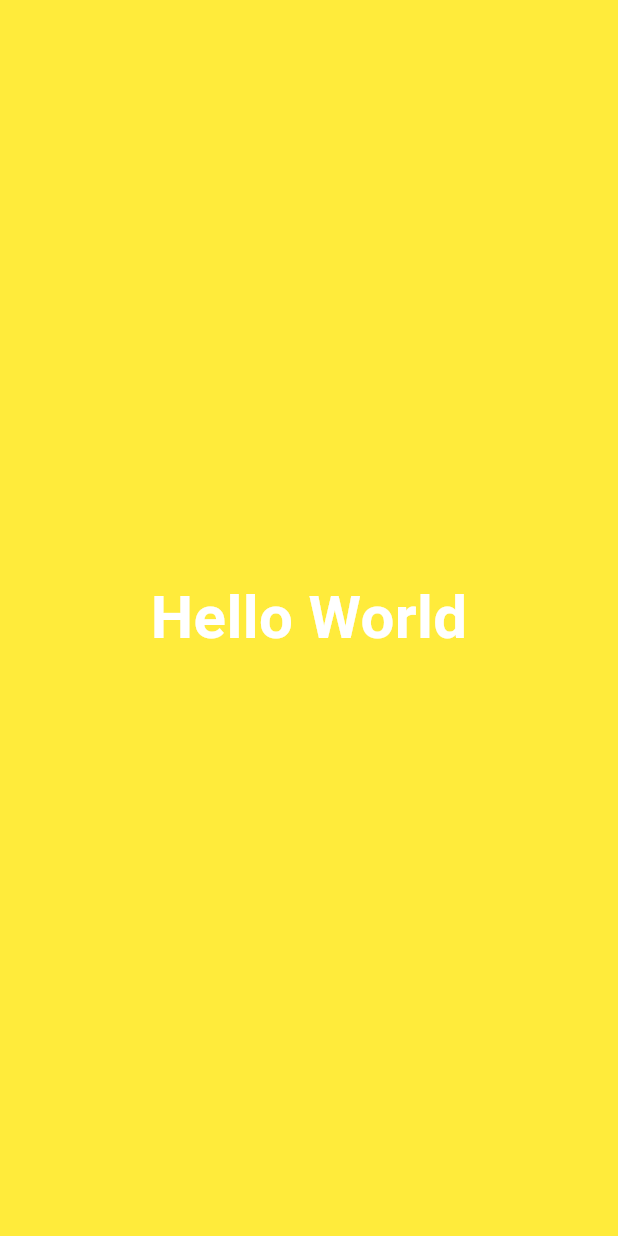
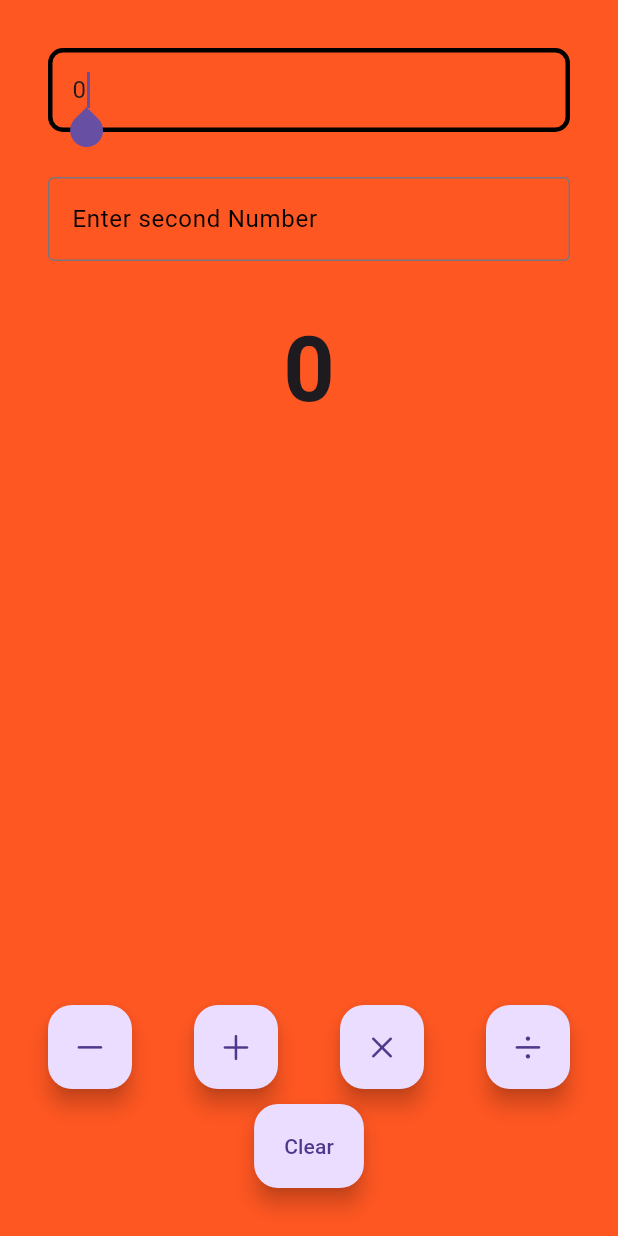
Before and after one commit to gayatrilamichhanegithub/My_App, a Flutter app: the screen it shows after launch, on a phone screen of 412 x 824 dp. Run offline on Flutter 3.47's test engine with Material 3 defaults, Android fonts, the phone set to English and light mode, and no system bars.

Commit message:
Calculator done

```diff
--- a/lib/app/app.dart
+++ b/lib/app/app.dart
@@ -1,11 +1,15 @@
 import 'package:flutter/material.dart';
 import 'package:my_project/views/home_view.dart';
 
-class MYApp extends StatelessWidget {
-  const MYApp({super.key});
+class MyApp extends StatelessWidget {
+  const MyApp({super.key});
 
   @override
   Widget build(BuildContext context) {
-    return MaterialApp(title: "Flutter Learn", home: HomeView());
+    return MaterialApp(
+      title: "Flutter Learn",
+      theme: ThemeData(primarySwatch: Colors.deepOrange),
+      home: HomeView(),
+    );
   }
 }
--- a/lib/main.dart
+++ b/lib/main.dart
@@ -2,5 +2,5 @@ import 'package:flutter/material.dart';
 import 'package:my_project/app/app.dart';
 
 void main() {
-  runApp(MYApp());
+  runApp(MyApp());
 }
--- /dev/null
+++ b/lib/views/calculator_view.dart
@@ -0,0 +1,179 @@
+import 'package:flutter/cupertino.dart';
+import 'package:flutter/material.dart';
+
+class CalculatorView extends StatefulWidget {
+  const CalculatorView({super.key});
+
+  @override
+  State<CalculatorView> createState() => _CalculatorViewState();
+}
+
+class _CalculatorViewState extends State<CalculatorView> {
+  int x = 0;
+  int y = 0;
+  num z = 0;
+
+  final displayOneController = TextEditingController();
+  final displayTwoController = TextEditingController();
+
+  late final AppLifecycleListener _listener;
+
+  @override
+  void initState() {
+    super.initState();
+    displayOneController.text = x.toString();
+    displayOneController.text = y.toString();
+
+    _listener = AppLifecycleListener(
+      onShow: _onShow,
+      onHide: _onHide,
+      onResume: _onResume,
+      onDetach: _onDetach,
+      onInactive: _onInactive,
+      onPause: _onPause,
+      onRestart: _onRestart,
+      onStateChange: _onStateChanged,
+      // onExitRequested: _onExitRequested,
+    );
+  }
+
+  void _onShow() => print("onShow called");
+  void _onHide() => print("onHide called");
+  void _onResume() => print("onResume called");
+  void _onDetach() => print("onDetach called");
+  void _onInactive() => print("onInactive called");
+  void _onPause() => print("onPause called");
+  void _onRestart() => print("onRestart called");
+  void _onStateChanged(AppLifecycleState state) {
+    print("onStateChanged called with state: $state");
+  }
+
+  @override
+  void dispose() {
+    displayOneController.dispose();
+    displayTwoController.dispose();
+    _listener.dispose();
+    super.dispose();
+  }
+
+  @override
+  Widget build(BuildContext context) {
+    return Padding(
+      padding: const EdgeInsets.all(32.0),
+      child: Column(
+        children: [
+          CalculatorDisplay(
+            key: const Key("displayOne"),
+            hint: "Enter First Number",
+            controller: displayOneController,
+          ),
+
+          SizedBox(height: 30),
+          CalculatorDisplay(
+            key: const Key("displayTwo"),
+            hint: "Enter second Number",
+            controller: displayTwoController,
+          ),
+          SizedBox(height: 30),
+          Text(
+            key: const Key("Result"),
+            z.toString(),
+            style: TextStyle(fontSize: 60, fontWeight: FontWeight.bold),
+          ),
+          Spacer(),
+          Row(
+            mainAxisAlignment: MainAxisAlignment.spaceBetween,
+            children: [
+              FloatingActionButton(
+                onPressed: () {
+                  setState(() {
+                    z =
+                        num.tryParse(displayOneController.text)! -
+                        num.tryParse(displayTwoController.text)!;
+                  });
+                },
+                child: const Icon(CupertinoIcons.minus),
+              ),
+
+              FloatingActionButton(
+                onPressed: () {
+                  setState(() {
+                    z =
+                        num.tryParse(displayOneController.text)! +
+                        num.tryParse(displayTwoController.text)!;
+                  });
+                },
+                child: const Icon(CupertinoIcons.add),
+              ),
+              FloatingActionButton(
+                onPressed: () {
+                  setState(() {
+                    z =
+                        num.tryParse(displayOneController.text)! *
+                        num.tryParse(displayTwoController.text)!;
+                  });
+                },
+                child: const Icon(CupertinoIcons.multiply),
+              ),
+              FloatingActionButton(
+                onPressed: () {
+                  setState(() {
+                    z =
+                        num.tryParse(displayOneController.text)! /
+                        num.tryParse(displayTwoController.text)!;
+                  });
+                },
+                child: const Icon(CupertinoIcons.divide),
+              ),
+            ],
+          ),
+          SizedBox(height: 10),
+          FloatingActionButton.extended(
+            onPressed: () {
+              setState(() {
+                x = 0;
+                y = 0;
+                z = 0;
+
+                displayOneController.clear();
+                displayTwoController.clear();
+              });
+            },
+            label: const Text("Clear"),
+          ),
+        ],
+      ),
+    );
+  }
+}
+
+class CalculatorDisplay extends StatelessWidget {
+  const CalculatorDisplay({
+    super.key,
+    this.hint = "Enter a number",
+    required this.controller,
+  });
+
+  final String? hint;
+  final TextEditingController controller;
+  @override
+  Widget build(BuildContext context) {
+    return TextField(
+      controller: controller,
+      keyboardType: TextInputType.number,
+      autofocus: true,
+      decoration: InputDecoration(
+        focusedBorder: OutlineInputBorder(
+          borderSide: const BorderSide(color: Colors.black, width: 3.0),
+          borderRadius: BorderRadius.circular(10),
+        ),
+        border: OutlineInputBorder(
+          borderSide: BorderSide(color: Colors.black, width: 3.0),
+        ),
+
+        hintText: hint,
+        hintStyle: const TextStyle(color: Colors.black),
+      ),
+    );
+  }
+}
--- a/lib/views/home_view.dart
+++ b/lib/views/home_view.dart
@@ -1,24 +1,14 @@
 import 'package:flutter/material.dart';
+import 'package:my_project/views/calculator_view.dart';
 
 class HomeView extends StatelessWidget {
   const HomeView({super.key});
 
   @override
   Widget build(BuildContext context) {
-    return Material(
-      child: Container(
-        color: Colors.yellow,
-        child: Center(
-          child: const Text(
-            "Hello World",
-            style: TextStyle(
-              fontSize: 40,
-              color: Colors.white,
-              fontWeight: FontWeight.bold,
-            ),
-          ),
-        ),
-      ),
+    return Scaffold(
+      backgroundColor: Colors.deepOrange,
+      body: SafeArea(child: CalculatorView()),
     );
   }
 }
```
Also changed, not shown: 1 other file.
